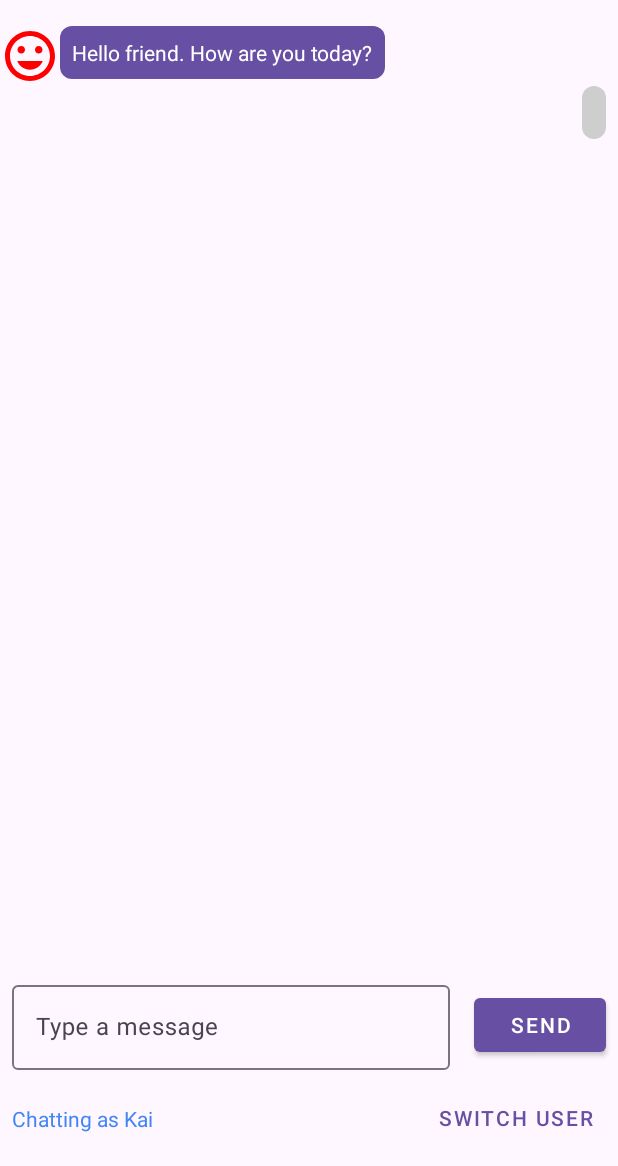
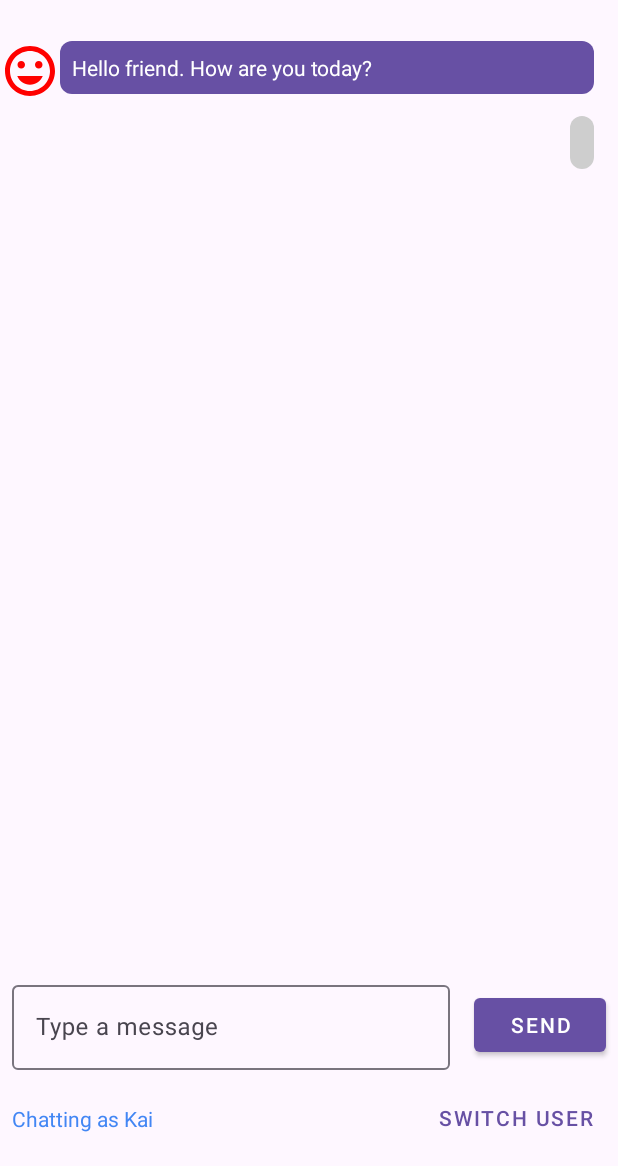
Before and after one commit to yumtaufikhidayat/android-ml-kt, an Android app: the ChatFragment screen opened directly, with no data from a screen before it, after a tap on "SEND", on a phone screen of 412 x 824 dp, the part 70-1236 px from its top. Run offline under Robolectric (Android 15) with nearby library versions, the phone set to English and light mode, and no system bars; libraries missing offline, so code that uses them is left out: com.google.mlkit.nl; 5 statements that could not run were skipped.

Commit message:
Update: add margin position.

```diff
--- a/app/src/main/res/layout/item_message_another_user.xml
+++ b/app/src/main/res/layout/item_message_another_user.xml
@@ -4,7 +4,9 @@
     xmlns:app="http://schemas.android.com/apk/res-auto"
     xmlns:tools="http://schemas.android.com/tools"
     android:layout_width="match_parent"
-    android:layout_height="wrap_content">
+    android:layout_height="wrap_content"
+    android:layout_marginTop="10dp"
+    android:layout_marginEnd="8dp">
 
     <androidx.appcompat.widget.AppCompatImageView
         android:id="@+id/iv_userProfile"
@@ -16,7 +18,7 @@
     <TextView
         android:id="@+id/tv_userMessageText"
         style="@style/Base.TextAppearance.AppCompat.Display1"
-        android:layout_width="wrap_content"
+        android:layout_width="0dp"
         android:layout_height="wrap_content"
         android:layout_marginEnd="8dp"
         android:background="@drawable/rounded_rectangle_purple"
@@ -25,6 +27,7 @@
         android:textColor="@color/white"
         android:textSize="14sp"
         app:layout_constraintStart_toEndOf="@id/iv_userProfile"
+        app:layout_constraintEnd_toEndOf="parent"
         app:layout_constraintTop_toTopOf="@id/iv_userProfile"
         tools:text="Text Message" />
 
--- a/app/src/main/res/layout/item_message_local.xml
+++ b/app/src/main/res/layout/item_message_local.xml
@@ -4,7 +4,10 @@
     xmlns:app="http://schemas.android.com/apk/res-auto"
     xmlns:tools="http://schemas.android.com/tools"
     android:layout_width="match_parent"
-    android:layout_height="wrap_content">
+    android:layout_height="wrap_content"
+    android:layout_marginStart="8dp"
+    android:layout_marginTop="10dp"
+    android:layout_marginEnd="8dp">
 
     <androidx.appcompat.widget.AppCompatImageView
         android:id="@+id/iv_userProfile"
```
